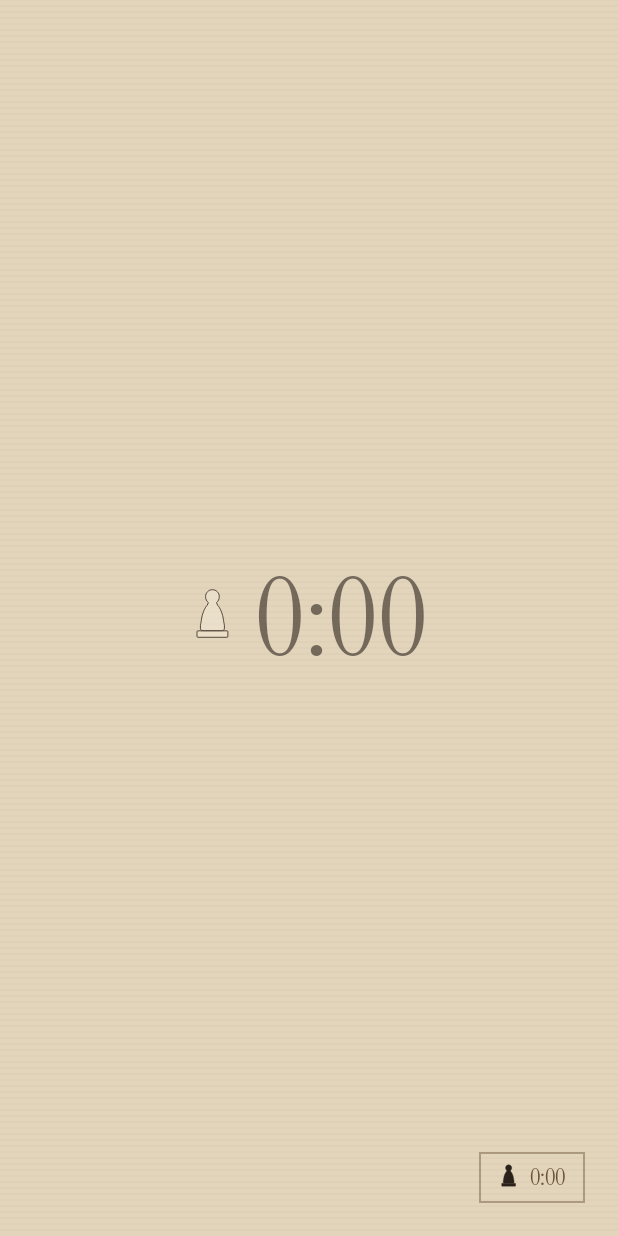
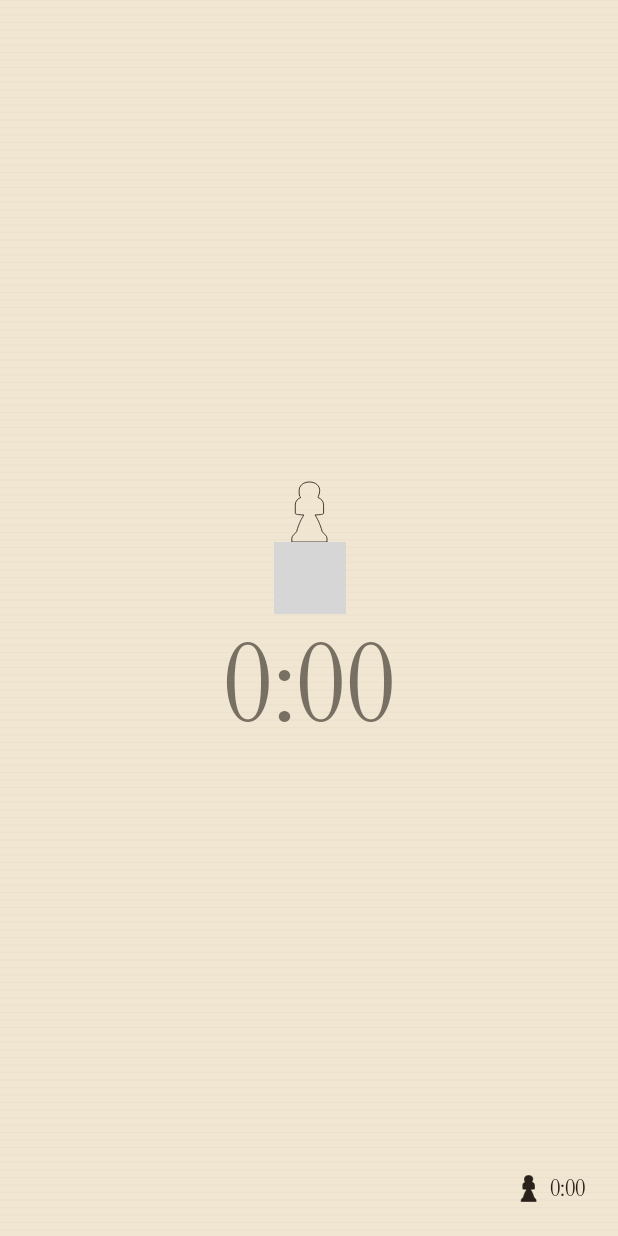
Before and after one commit to Alek6-dev/chess-clock, an Android app built with Jetpack Compose: the composable PlayerZone called with empty values, on a phone screen of 412 x 824 dp. Run offline under Robolectric (Android 15) with nearby library versions, the phone set to English and light mode, and no system bars; 1 statement that could not run was skipped; grey boxes are pictures that could not be loaded.

Commit message:
Aligne l'écran de jeu et la config sur les maquettes PNG officielles
Les PNG fournis par l'utilisateur deviennent la seule référence
visuelle (plus fiables que la reprise faite par Claude Design).
Valeurs extraites par échantillonnage pixel direct des PNG, pas à vue.

- Fond de zone = couleur de camp directe (#2A211A Noirs / #F0E6D2
  Blancs), réglure fine 0.5pt/5pt à opacité dédiée par écran (25% sur
  le splash, 9% en config, 3%/5% en jeu) au lieu de l'ancienne matière
  cuir/papier.
- Pion retracé sur le tracé exact des maquettes (tête ronde, collerette,
  taille cintrée, base à bord plat), fond = couleur de camp fixe,
  contour 1px au ton opposé (se fond avec sa propre zone, ressort net
  dans le badge adverse).
- Pion posé au-dessus du chrono (pas à côté) : une seule mise en page
  pour les deux zones, la rotation à 180° de la zone des Noirs
  l'inverse déjà correctement à l'écran.
- Badge adversaire simplifié (plus de cadre bordé, absent des
  maquettes).
- Écran de fin : titre "DÉFAITE" + sous-titre "Temps écoulé" à la
  place de "TEMPS ÉCOULÉ — <camp>", pion ivoire fixe sur fond laque
  quel que soit le camp battu.
- Bouton Commencer/Rejouer en aplat encre uni (plus de dégradé laiton,
  absent des maquettes), libellé "COMMENCER" et état désactivé
  "TEMPS NON VALIDE".

Encore à faire pour coller à 100% aux maquettes : écran d'accueil
(losange -> pulse radial au tap), modale de pause à deux options
(Reprendre/Configurer) avec transition tirée depuis la gauche, encart
sombre plein derrière le chiffre sélectionné dans les roues de la
config. Pas touché à ce lot.

Co-Authored-By: Claude Sonnet 5 <noreply@anthropic.com>

```diff
--- a/android/app/src/main/kotlin/dev/alek6dev/chessclock/ui/game/GameScreen.kt
+++ b/android/app/src/main/kotlin/dev/alek6dev/chessclock/ui/game/GameScreen.kt
@@ -1,12 +1,12 @@
 package dev.alek6dev.chessclock.ui.game
 
 import androidx.compose.foundation.background
-import androidx.compose.foundation.border
 import androidx.compose.foundation.clickable
 import androidx.compose.foundation.layout.Arrangement
 import androidx.compose.foundation.layout.Box
 import androidx.compose.foundation.layout.Column
 import androidx.compose.foundation.layout.Row
+import androidx.compose.foundation.layout.Spacer
 import androidx.compose.foundation.layout.fillMaxHeight
 import androidx.compose.foundation.layout.fillMaxSize
 import androidx.compose.foundation.layout.fillMaxWidth
@@ -32,7 +32,6 @@ import dev.alek6dev.chessclock.model.GameTime
 import dev.alek6dev.chessclock.model.Player
 import dev.alek6dev.chessclock.ui.theme.ChessClockColors
 import dev.alek6dev.chessclock.ui.theme.ChessClockFonts
-import dev.alek6dev.chessclock.ui.theme.InkStainOverlay
 import dev.alek6dev.chessclock.ui.theme.LocalHaptics
 import dev.alek6dev.chessclock.ui.theme.RuledBackground
 import kotlinx.coroutines.delay
@@ -134,18 +133,18 @@ private fun PlayerZone(
     onSwipeReset: () -> Unit,
 ) {
     val isBlack = player == Player.BLACK
-    val baseColor = if (isBlack) ChessClockColors.Leather else ChessClockColors.Paper
-    val ruleColor = if (isBlack) Color(0x2917110D) else Color(0x126B5236)
+    // Le fond de zone EST la couleur du camp (maquettes officielles) : plus de matière
+    // cuir/papier séparée. Le pion de son propre camp s'y fond donc entièrement — seul son
+    // contour (ton opposé) le rend visible.
+    val baseColor = if (isBlack) ChessClockColors.InkSurface else ChessClockColors.Ivory
+    val ruleColor = if (isBlack) Color(0x08F0E6D2) else Color(0x0D6B5236)
     val activeColor = if (isBlack) ChessClockColors.Ivory else ChessClockColors.InkSurface
     val inactiveColor = activeColor.copy(alpha = 0.6f)
-    // Couleur du pion = identité du camp (toujours la même), indépendante de la matière de
-    // la zone où il se trouve — contrairement à la couleur du chiffre, choisie pour la
-    // lisibilité sur sa propre zone.
     val campColor = if (isBlack) ChessClockColors.InkSurface else ChessClockColors.Ivory
+    val campContour = if (isBlack) ChessClockColors.Ivory else ChessClockColors.InkSurface
     val opponentCampColor = if (isBlack) ChessClockColors.Ivory else ChessClockColors.InkSurface
+    val opponentCampContour = if (isBlack) ChessClockColors.InkSurface else ChessClockColors.Ivory
     val pawnColor = campColor.copy(alpha = if (isActive) 1f else 0.6f)
-    val badgeBorderColor = if (isBlack) ChessClockColors.Ivory.copy(alpha = 0.28f) else ChessClockColors.Leather.copy(alpha = 0.45f)
-    val badgeTextColor = if (isBlack) ChessClockColors.Ivory.copy(alpha = 0.8f) else ChessClockColors.Leather
 
     Box(
         modifier = modifier
@@ -155,12 +154,14 @@ private fun PlayerZone(
     ) {
         RuledBackground(baseColor = baseColor, lineColor = ruleColor, modifier = Modifier.fillMaxSize())
 
-        Row(
-            verticalAlignment = Alignment.CenterVertically,
-            horizontalArrangement = Arrangement.spacedBy(14.dp),
+        // Pion au-dessus, chrono en dessous — authoré identique pour les deux zones : la
+        // rotation de la zone du haut se charge de l'inverser visuellement à l'écran.
+        Column(
+            horizontalAlignment = Alignment.CenterHorizontally,
             modifier = Modifier.align(Alignment.Center),
         ) {
-            PawnIcon(fillColor = pawnColor, height = 40.dp)
+            PawnIcon(fillColor = pawnColor, contourColor = campContour, height = 40.dp)
+            Spacer(Modifier.height(8.dp))
             TabularTimeText(
                 text = formatTime(ownSeconds),
                 color = if (isActive) activeColor else inactiveColor,
@@ -171,8 +172,8 @@ private fun PlayerZone(
         OpponentBadge(
             seconds = opponentSeconds,
             pawnColor = opponentCampColor,
-            borderColor = badgeBorderColor,
-            textColor = badgeTextColor,
+            pawnContour = opponentCampContour,
+            textColor = activeColor,
             modifier = Modifier.align(Alignment.BottomEnd).padding(22.dp),
         )
     }
@@ -182,18 +183,16 @@ private fun PlayerZone(
 private fun OpponentBadge(
     seconds: Int,
     pawnColor: Color,
-    borderColor: Color,
+    pawnContour: Color,
     textColor: Color,
     modifier: Modifier = Modifier,
 ) {
     Row(
-        modifier = modifier
-            .border(width = 1.dp, color = borderColor)
-            .padding(horizontal = 13.dp, vertical = 7.dp),
+        modifier = modifier,
         verticalAlignment = Alignment.CenterVertically,
         horizontalArrangement = Arrangement.spacedBy(8.dp),
     ) {
-        PawnIcon(fillColor = pawnColor, height = 18.dp)
+        PawnIcon(fillColor = pawnColor, contourColor = pawnContour, height = 18.dp)
         TabularTimeText(
             text = formatTime(seconds),
             color = textColor,
@@ -235,7 +234,7 @@ private fun GameOverHalf(
     onRematch: () -> Unit,
     modifier: Modifier = Modifier,
 ) {
-    val campLabel = if (player == Player.BLACK) "NOIR" else "BLANC"
+    val isBlack = player == Player.BLACK
     Box(
         modifier = modifier
             .fillMaxWidth()
@@ -243,38 +242,45 @@ private fun GameOverHalf(
             .then(if (isLoser) Modifier.background(ChessClockColors.LacquerRed) else Modifier),
     ) {
         if (!isLoser) {
-            RuledBackground(
-                baseColor = ChessClockColors.Paper,
-                lineColor = ChessClockColors.Leather.copy(alpha = 0.07f),
-                modifier = Modifier.fillMaxSize(),
-            )
-            InkStainOverlay(modifier = Modifier.fillMaxSize())
+            val baseColor = if (isBlack) ChessClockColors.InkSurface else ChessClockColors.Ivory
+            val ruleColor = if (isBlack) Color(0x08F0E6D2) else Color(0x0D6B5236)
+            RuledBackground(baseColor = baseColor, lineColor = ruleColor, modifier = Modifier.fillMaxSize())
         }
 
         Column(
             modifier = Modifier.align(Alignment.Center),
             horizontalAlignment = Alignment.CenterHorizontally,
         ) {
-            Text(
-                text = formatTime(seconds),
-                color = if (isLoser) ChessClockColors.Ivory else ChessClockColors.InkSurface,
-                fontFamily = ChessClockFonts.InstrumentSerif,
-                fontSize = 72.sp,
-            )
             if (isLoser) {
+                // Fond de laque rouge : toujours un pion ivoire, quel que soit le camp battu.
+                PawnIcon(fillColor = ChessClockColors.Ivory, contourColor = ChessClockColors.LacquerRed, height = 40.dp)
                 Text(
-                    text = "TEMPS ÉCOULÉ — $campLabel",
+                    text = "DÉFAITE",
+                    color = ChessClockColors.Ivory,
+                    fontFamily = ChessClockFonts.InstrumentSerif,
+                    fontSize = 40.sp,
+                    modifier = Modifier.padding(top = 18.dp),
+                )
+                Text(
+                    text = "Temps écoulé",
                     color = ChessClockColors.TextOnLacquer,
                     fontFamily = ChessClockFonts.EBGaramond,
-                    fontWeight = FontWeight.SemiBold,
-                    fontSize = 13.sp,
-                    letterSpacing = 2.sp,
-                    modifier = Modifier.padding(top = 18.dp),
+                    fontSize = 15.sp,
+                    modifier = Modifier.padding(top = 4.dp),
                 )
             } else {
+                val pawnColor = if (isBlack) ChessClockColors.InkSurface else ChessClockColors.Ivory
+                val pawnContour = if (isBlack) ChessClockColors.Ivory else ChessClockColors.InkSurface
+                PawnIcon(fillColor = pawnColor, contourColor = pawnContour, height = 40.dp)
+                TabularTimeText(
+                    text = formatTime(seconds),
+                    color = if (isBlack) ChessClockColors.Ivory else ChessClockColors.InkSurface,
+                    fontSize = 72.sp,
+                    modifier = Modifier.padding(top = 8.dp),
+                )
                 Text(
                     text = "REJOUER",
-                    color = ChessClockColors.InkNight,
+                    color = if (isBlack) ChessClockColors.InkSurface else ChessClockColors.Ivory,
                     fontFamily = ChessClockFonts.EBGaramond,
                     fontWeight = FontWeight.SemiBold,
                     fontSize = 14.sp,
@@ -282,7 +288,7 @@ private fun GameOverHalf(
                     textAlign = TextAlign.Center,
                     modifier = Modifier
                         .padding(top = 40.dp)
-                        .background(ChessClockColors.Brass)
+                        .background(if (isBlack) ChessClockColors.Ivory else ChessClockColors.InkSurface)
                         .clickable(
                             interactionSource = remember { MutableInteractionSource() },
                             indication = null,
--- a/android/app/src/main/kotlin/dev/alek6dev/chessclock/ui/game/PawnIcon.kt
+++ b/android/app/src/main/kotlin/dev/alek6dev/chessclock/ui/game/PawnIcon.kt
@@ -4,59 +4,49 @@ import androidx.compose.foundation.Canvas
 import androidx.compose.foundation.layout.size
 import androidx.compose.runtime.Composable
 import androidx.compose.ui.Modifier
-import androidx.compose.ui.geometry.CornerRadius
-import androidx.compose.ui.geometry.Offset
-import androidx.compose.ui.geometry.Size
 import androidx.compose.ui.graphics.Color
 import androidx.compose.ui.graphics.Path
 import androidx.compose.ui.graphics.drawscope.Stroke
 import androidx.compose.ui.unit.Dp
-import dev.alek6dev.chessclock.ui.theme.ChessClockColors
 
 /**
  * Pion d'échecs vectoriel — exception assumée au principe "aucune pièce dessinée" de la
  * planche, à la demande explicite du produit pour identifier visuellement les chronos par
- * camp. Dessiné à la main (pas d'asset bitmap, pas d'icône stock), tracé de référence dans
- * une boîte 100 x 140 mise à l'échelle par [height].
+ * camp. Tracé calqué sur les maquettes officielles (tête ronde, collerette, taille cintrée,
+ * base évasée à bord plat), dans une boîte de référence 100 x 140 mise à l'échelle par
+ * [height].
+ *
+ * [contourColor] : toujours le ton opposé au fond du pion (ivoire pour un pion encre, encre
+ * pour un pion ivoire). Sur son propre camp, le fond du pion se fond avec le fond de sa zone
+ * (même couleur) — seul ce contour le rend visible.
  */
 @Composable
-fun PawnIcon(fillColor: Color, height: Dp, modifier: Modifier = Modifier) {
+fun PawnIcon(fillColor: Color, contourColor: Color, height: Dp, modifier: Modifier = Modifier) {
     val width = height * (100f / 140f)
     Canvas(modifier = modifier.size(width = width, height = height)) {
         val u = size.height / 140f
         val body = Path().apply {
-            moveTo(50 * u, 4 * u)
-            cubicTo(59 * u, 4 * u, 66 * u, 11 * u, 66 * u, 20 * u)
-            cubicTo(66 * u, 26 * u, 63.5f * u, 31 * u, 59.5f * u, 34 * u)
-            lineTo(62 * u, 40 * u)
-            cubicTo(68 * u, 46 * u, 74 * u, 60 * u, 76 * u, 76 * u)
-            cubicTo(76.8f * u, 82 * u, 78 * u, 86 * u, 78 * u, 88 * u)
-            lineTo(78 * u, 94 * u)
-            cubicTo(78 * u, 97.5f * u, 75 * u, 100 * u, 71.5f * u, 100 * u)
-            lineTo(28.5f * u, 100 * u)
-            cubicTo(25 * u, 100 * u, 22 * u, 97.5f * u, 22 * u, 94 * u)
-            lineTo(22 * u, 88 * u)
-            cubicTo(22 * u, 86 * u, 23.2f * u, 82 * u, 24 * u, 76 * u)
-            cubicTo(26 * u, 60 * u, 32 * u, 46 * u, 38 * u, 40 * u)
-            lineTo(40.5f * u, 34 * u)
-            cubicTo(36.5f * u, 31 * u, 34 * u, 26 * u, 34 * u, 20 * u)
-            cubicTo(34 * u, 11 * u, 41 * u, 4 * u, 50 * u, 4 * u)
+            moveTo(50 * u, 0f)
+            cubicTo(66 * u, 0f, 74 * u, 10 * u, 74 * u, 20 * u)
+            cubicTo(74 * u, 28 * u, 70 * u, 34 * u, 70 * u, 36 * u)
+            cubicTo(78 * u, 40 * u, 83 * u, 44 * u, 83 * u, 54 * u)
+            lineTo(83 * u, 73 * u)
+            cubicTo(83 * u, 76 * u, 76 * u, 76 * u, 63 * u, 77 * u)
+            cubicTo(68 * u, 85 * u, 74 * u, 95 * u, 80 * u, 116 * u)
+            cubicTo(85 * u, 122 * u, 91 * u, 126 * u, 91 * u, 131 * u)
+            lineTo(91 * u, 140 * u)
+            lineTo(9 * u, 140 * u)
+            lineTo(9 * u, 131 * u)
+            cubicTo(9 * u, 126 * u, 15 * u, 122 * u, 20 * u, 116 * u)
+            cubicTo(26 * u, 95 * u, 32 * u, 85 * u, 37 * u, 77 * u)
+            cubicTo(24 * u, 76 * u, 17 * u, 76 * u, 17 * u, 73 * u)
+            lineTo(17 * u, 54 * u)
+            cubicTo(17 * u, 44 * u, 22 * u, 40 * u, 30 * u, 36 * u)
+            cubicTo(26 * u, 34 * u, 26 * u, 28 * u, 26 * u, 20 * u)
+            cubicTo(26 * u, 10 * u, 34 * u, 0f, 50 * u, 0f)
             close()
         }
-        val strokeWidth = 2 * u
         drawPath(body, color = fillColor)
-        drawPath(body, color = ChessClockColors.LineRule, style = Stroke(width = strokeWidth))
-
-        val baseTopLeft = Offset(14 * u, 100 * u)
-        val baseSize = Size(72 * u, 15 * u)
-        val baseCorner = CornerRadius(2 * u, 2 * u)
-        drawRoundRect(color = fillColor, topLeft = baseTopLeft, size = baseSize, cornerRadius = baseCorner)
-        drawRoundRect(
-            color = ChessClockColors.LineRule,
-            topLeft = baseTopLeft,
-            size = baseSize,
-            cornerRadius = baseCorner,
-            style = Stroke(width = strokeWidth),
-        )
+        drawPath(body, color = contourColor, style = Stroke(width = 2 * u))
     }
 }
--- a/android/app/src/main/kotlin/dev/alek6dev/chessclock/ui/theme/Textures.kt
+++ b/android/app/src/main/kotlin/dev/alek6dev/chessclock/ui/theme/Textures.kt
@@ -12,25 +12,28 @@ import androidx.compose.ui.unit.Dp
 import androidx.compose.ui.unit.dp
 
 /**
- * Réglure horizontale — seule texture de la planche v1.2 : filets fins réguliers,
- * déclinés plus sombres sur les zones de jeu (cuir) et dans leur ton d'origine sur le papier.
+ * Réglure horizontale — seule texture des maquettes officielles : filets fins réguliers,
+ * espacement et épaisseur identiques sur tous les écrans (0.5 pt / 5 pt), seule la couleur
+ * et l'opacité des filets changent d'un écran à l'autre.
  */
 @Composable
 fun RuledBackground(
     baseColor: Color,
     lineColor: Color,
-    spacing: Dp = 4.dp,
+    spacing: Dp = 5.dp,
+    lineThickness: Dp = 0.5.dp,
     modifier: Modifier = Modifier,
 ) {
     Canvas(modifier = modifier.fillMaxSize().background(baseColor)) {
         val step = spacing.toPx()
+        val thickness = lineThickness.toPx()
         var y = 0f
         while (y < size.height) {
             drawLine(
                 color = lineColor,
                 start = Offset(0f, y),
                 end = Offset(size.width, y),
-                strokeWidth = 1f,
+                strokeWidth = thickness,
             )
             y += step
         }
```
Also changed, not shown: android/app/src/main/kotlin/dev/alek6dev/chessclock/ui/setup/GameSetupScreen.kt (+5 -16 lines), 4 other files.
